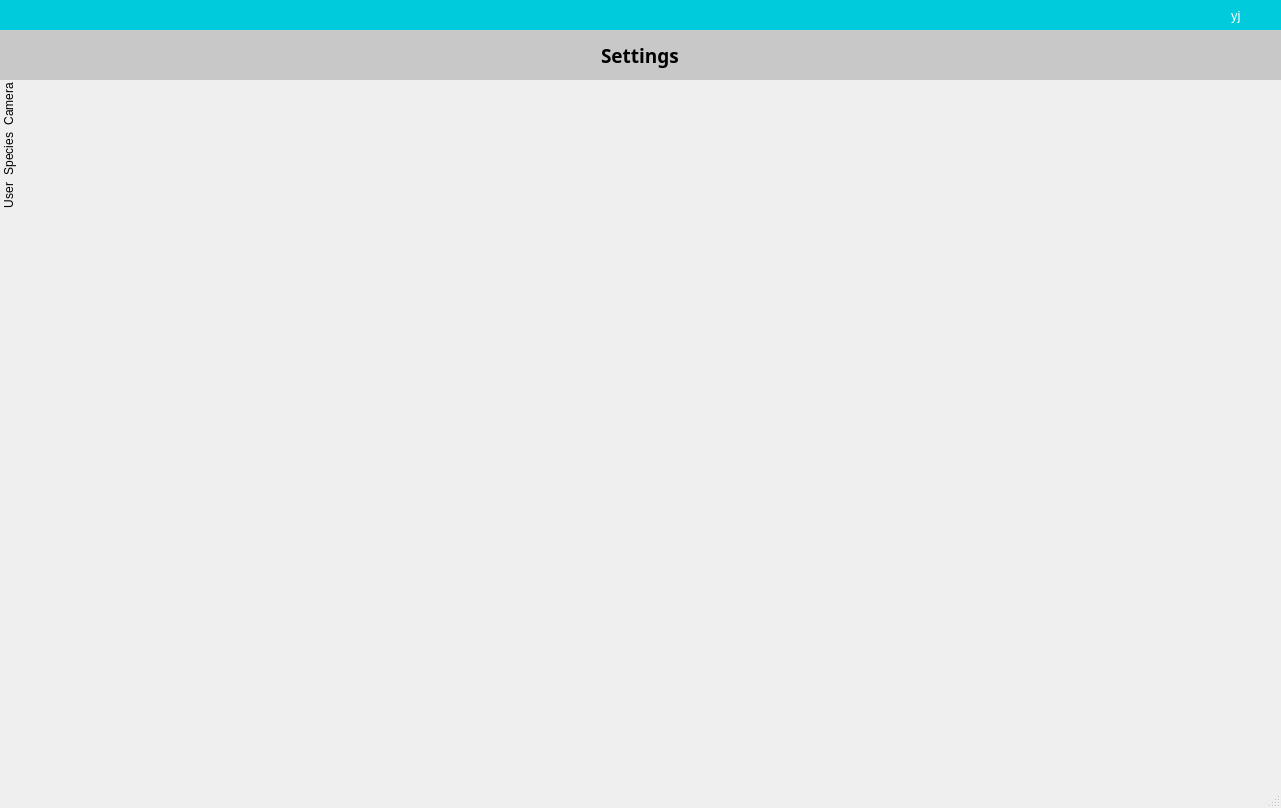
Qt form gui/design18.ui (y-jenniges/fish_detection) before a commit.
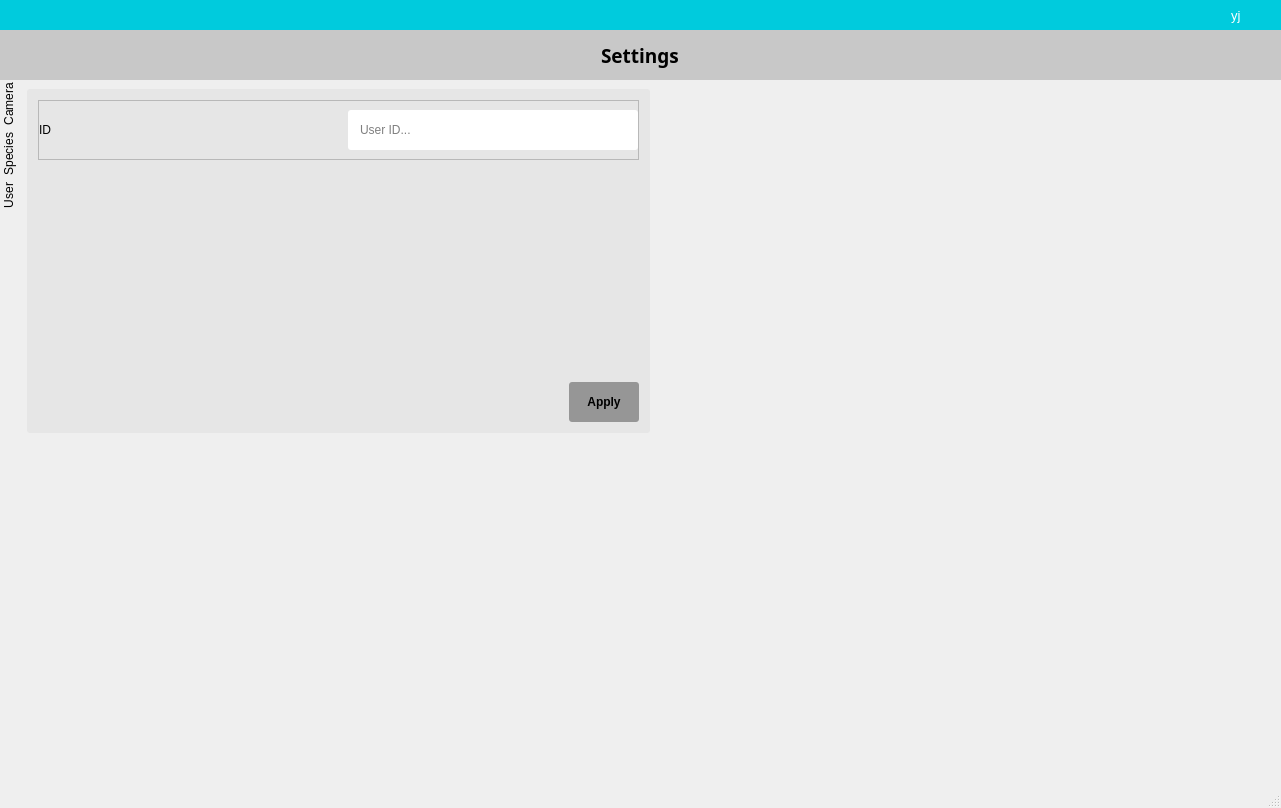
The same form after that commit. The open tabs and pages were chosen to show the change. Icons and pictures are not drawn.

Commit message: adding handbook, about pages

```diff
--- a/gui/design18.ui
+++ b/gui/design18.ui
@@ -41,6 +41,7 @@
 #frame_controlBar_2{background-color:rgb(200, 200, 200); }
 #frame_controlBar_3{background-color:rgb(200, 200, 200); }
 #frame_controlBar_4{background-color:rgb(200, 200, 200); }
+#frame_controlBar_5{background-color:rgb(200, 200, 200); }
 
 QPushButton{
 background-color:transparent;
@@ -200,9 +201,13 @@
 	font: 10pt &quot;Century Gothic&quot;;
 }
 
-#frame_homeBar{background-color: rgb(0, 203, 221);}
-#frame_dataBar{background-color: rgb(0, 203, 221);}
-#frame_settingsBar{background-color: rgb(0, 203, 221);}</string>
+#frame_homeBar,
+#frame_dataBar,
+#frame_settingsBar,
+#frame_handbookBar,
+#frame_aboutBar
+{background-color: rgb(0, 203, 221);}
+</string>
    </property>
    <layout class="QHBoxLayout" name="horizontalLayout_15">
     <property name="leftMargin">
@@ -1730,6 +1735,7 @@
 	selection-background-color:rgb(0, 203, 221);
 	selection-color:white;
 	color:black;
+	padding-left: 10px;
 }
 
 
@@ -1774,8 +1780,9 @@
 
 
 
-#frame_camera_options{background-color:rgb(230, 230, 230);}
-
+#frame_camera_options{background-color:rgb(230, 230, 230);border-radius:3px;}
+#frame_user_options{background-color:rgb(230, 230, 230);border-radius:3px;}
+#frame_species_options{background-color:rgb(230, 230, 230);border-radius:3px;}
 
 
 /*-------------------------- labels ------------------------*/
@@ -1790,7 +1797,7 @@
 	font: 10pt &quot;Century Gothic&quot;;
 }
 
-#btn_apply_camera{
+#btn_apply_camera, #btn_apply_user, #btn_apply_species{
 	background-color:rgb(150, 150, 150);
 }
 
@@ -1800,11 +1807,15 @@
 
 
 #btn_apply_camera:hover , 
+#btn_apply_user:hover, 
+#btn_apply_species:hover, 
 #btn_load:hover, #btn_save:hover{
   background-color: rgb(0, 203, 221);
 }
 
 #btn_apply_camera:pressed , 
+#btn_apply_user:pressed, 
+#btn_apply_species:pressed, 
 #btn_load:pressed, #btn_save:pressed{
 background-color: rgb(0, 160, 174);
 }
@@ -2907,6 +2918,247 @@
               <attribute name="title">
                <string>User</string>
               </attribute>
+              <layout class="QGridLayout" name="gridLayout">
+               <item row="0" column="0">
+                <widget class="QFrame" name="frame_user_options">
+                 <property name="styleSheet">
+                  <string notr="true"/>
+                 </property>
+                 <property name="frameShape">
+                  <enum>QFrame::NoFrame</enum>
+                 </property>
+                 <property name="frameShadow">
+                  <enum>QFrame::Raised</enum>
+                 </property>
+                 <layout class="QVBoxLayout" name="verticalLayout_9">
+                  <property name="spacing">
+                   <number>7</number>
+                  </property>
+                  <property name="leftMargin">
+                   <number>11</number>
+                  </property>
+                  <property name="topMargin">
+                   <number>11</number>
+                  </property>
+                  <property name="rightMargin">
+                   <number>11</number>
+                  </property>
+                  <property name="bottomMargin">
+                   <number>11</number>
+                  </property>
+                  <item>
+                   <widget class="QFrame" name="frame_distance_chip_lense_4">
+                    <property name="minimumSize">
+                     <size>
+                      <width>0</width>
+                      <height>30</height>
+                     </size>
+                    </property>
+                    <property name="maximumSize">
+                     <size>
+                      <width>16777215</width>
+                      <height>60</height>
+                     </size>
+                    </property>
+                    <property name="frameShape">
+                     <enum>QFrame::StyledPanel</enum>
+                    </property>
+                    <property name="frameShadow">
+                     <enum>QFrame::Raised</enum>
+                    </property>
+                    <layout class="QHBoxLayout" name="horizontalLayout_32">
+                     <property name="leftMargin">
+                      <number>0</number>
+                     </property>
+                     <property name="topMargin">
+                      <number>0</number>
+                     </property>
+                     <property name="rightMargin">
+                      <number>0</number>
+                     </property>
+                     <property name="bottomMargin">
+                      <number>0</number>
+                     </property>
+                     <item>
+                      <widget class="QLabel" name="label_distance_chip_lense_4">
+                       <property name="text">
+                        <string>ID</string>
+                       </property>
+                      </widget>
+                     </item>
+                     <item>
+                      <spacer name="horizontalSpacer_38">
+                       <property name="orientation">
+                        <enum>Qt::Horizontal</enum>
+                       </property>
+                       <property name="sizeHint" stdset="0">
+                        <size>
+                         <width>40</width>
+                         <height>20</height>
+                        </size>
+                       </property>
+                      </spacer>
+                     </item>
+                     <item>
+                      <widget class="QLineEdit" name="lineEdit_4">
+                       <property name="sizePolicy">
+                        <sizepolicy hsizetype="Expanding" vsizetype="Expanding">
+                         <horstretch>0</horstretch>
+                         <verstretch>0</verstretch>
+                        </sizepolicy>
+                       </property>
+                       <property name="minimumSize">
+                        <size>
+                         <width>0</width>
+                         <height>40</height>
+                        </size>
+                       </property>
+                       <property name="maximumSize">
+                        <size>
+                         <width>16777215</width>
+                         <height>40</height>
+                        </size>
+                       </property>
+                       <property name="toolTip">
+                        <string>Enter your user ID (first letter of first name + first letter of last name)</string>
+                       </property>
+                       <property name="styleSheet">
+                        <string notr="true"/>
+                       </property>
+                       <property name="inputMask">
+                        <string/>
+                       </property>
+                       <property name="text">
+                        <string/>
+                       </property>
+                       <property name="maxLength">
+                        <number>3</number>
+                       </property>
+                       <property name="echoMode">
+                        <enum>QLineEdit::Normal</enum>
+                       </property>
+                       <property name="cursorPosition">
+                        <number>0</number>
+                       </property>
+                       <property name="readOnly">
+                        <bool>false</bool>
+                       </property>
+                       <property name="placeholderText">
+                        <string>User ID...</string>
+                       </property>
+                      </widget>
+                     </item>
+                    </layout>
+                   </widget>
+                  </item>
+                  <item>
+                   <spacer name="verticalSpacer_9">
+                    <property name="orientation">
+                     <enum>Qt::Vertical</enum>
+                    </property>
+                    <property name="sizeHint" stdset="0">
+                     <size>
+                      <width>20</width>
+                      <height>40</height>
+                     </size>
+                    </property>
+                   </spacer>
+                  </item>
+                  <item>
+                   <widget class="QFrame" name="frame_apply_user">
+                    <property name="minimumSize">
+                     <size>
+                      <width>0</width>
+                      <height>30</height>
+                     </size>
+                    </property>
+                    <property name="maximumSize">
+                     <size>
+                      <width>16777215</width>
+                      <height>60</height>
+                     </size>
+                    </property>
+                    <property name="frameShape">
+                     <enum>QFrame::NoFrame</enum>
+                    </property>
+                    <property name="frameShadow">
+                     <enum>QFrame::Raised</enum>
+                    </property>
+                    <layout class="QHBoxLayout" name="horizontalLayout_33">
+                     <property name="leftMargin">
+                      <number>0</number>
+                     </property>
+                     <property name="topMargin">
+                      <number>0</number>
+                     </property>
+                     <property name="rightMargin">
+                      <number>0</number>
+                     </property>
+                     <property name="bottomMargin">
+                      <number>0</number>
+                     </property>
+                     <item>
+                      <spacer name="horizontalSpacer_39">
+                       <property name="orientation">
+                        <enum>Qt::Horizontal</enum>
+                       </property>
+                       <property name="sizeHint" stdset="0">
+                        <size>
+                         <width>40</width>
+                         <height>20</height>
+                        </size>
+                       </property>
+                      </spacer>
+                     </item>
+                     <item>
+                      <widget class="QPushButton" name="btn_apply_user">
+                       <property name="minimumSize">
+                        <size>
+                         <width>70</width>
+                         <height>40</height>
+                        </size>
+                       </property>
+                       <property name="styleSheet">
+                        <string notr="true">font:bold;</string>
+                       </property>
+                       <property name="text">
+                        <string>Apply</string>
+                       </property>
+                      </widget>
+                     </item>
+                    </layout>
+                   </widget>
+                  </item>
+                 </layout>
+                </widget>
+               </item>
+               <item row="0" column="1">
+                <spacer name="horizontalSpacer_35">
+                 <property name="orientation">
+                  <enum>Qt::Horizontal</enum>
+                 </property>
+                 <property name="sizeHint" stdset="0">
+                  <size>
+                   <width>609</width>
+                   <height>20</height>
+                  </size>
+                 </property>
+                </spacer>
+               </item>
+               <item row="1" column="0">
+                <spacer name="verticalSpacer_8">
+                 <property name="orientation">
+                  <enum>Qt::Vertical</enum>
+                 </property>
+                 <property name="sizeHint" stdset="0">
+                  <size>
+                   <width>20</width>
+                   <height>334</height>
+                  </size>
+                 </property>
+                </spacer>
+               </item>
+              </layout>
              </widget>
             </widget>
            </item>
```
Left out of the diff: 983 changed lines with no effect on the pictures.
